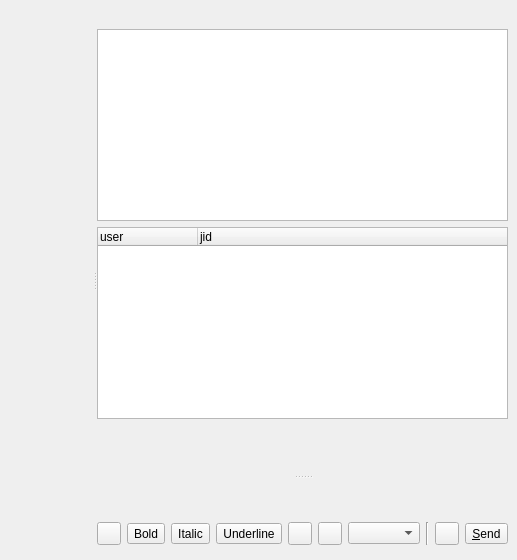
Qt form plugins/jgames/jgameswidget.ui (xmpp-graveyard/jabbim) before a commit.
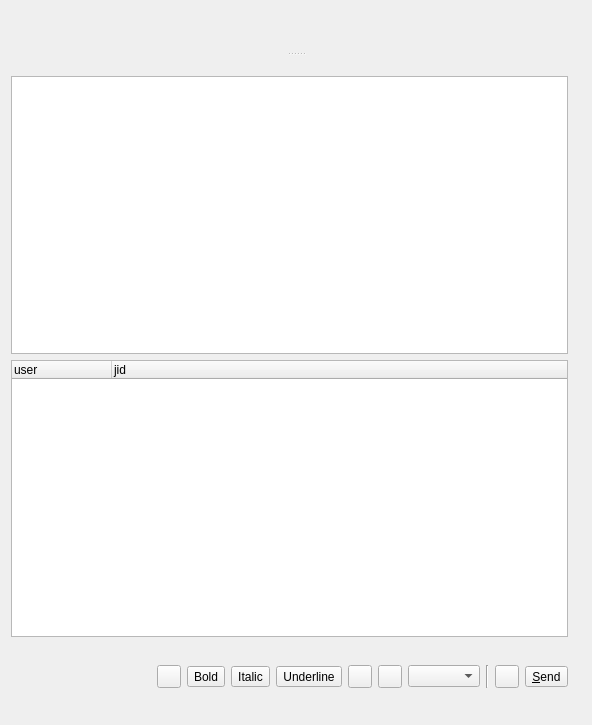
The same form after that commit. Icons and pictures are not drawn.

Commit message: uprava UI pro JGames

What changed in the file:
```diff
--- a/plugins/jgames/jgameswidget.ui
+++ b/plugins/jgames/jgameswidget.ui
@@ -5,8 +5,8 @@
    <rect>
     <x>0</x>
     <y>0</y>
-    <width>517</width>
-    <height>560</height>
+    <width>592</width>
+    <height>725</height>
    </rect>
   </property>
   <property name="focusPolicy" >
@@ -15,44 +15,30 @@
   <property name="windowTitle" >
    <string>Form</string>
   </property>
-  <layout class="QGridLayout" >
-   <property name="margin" >
-    <number>9</number>
-   </property>
-   <property name="spacing" >
-    <number>6</number>
-   </property>
-   <item rowspan="2" row="0" column="0" colspan="2" >
-    <widget class="QSplitter" name="splitter_2" >
+  <layout class="QGridLayout" name="gridLayout_2" >
+   <item row="0" column="0" >
+    <widget class="QSplitter" name="splitter" >
      <property name="orientation" >
-      <enum>Qt::Horizontal</enum>
+      <enum>Qt::Vertical</enum>
      </property>
      <widget class="QWidget" native="1" name="gameWidget" >
       <property name="sizePolicy" >
-       <sizepolicy>
-        <hsizetype>7</hsizetype>
-        <vsizetype>7</vsizetype>
+       <sizepolicy vsizetype="Expanding" hsizetype="Expanding" >
         <horstretch>0</horstretch>
         <verstretch>0</verstretch>
        </sizepolicy>
       </property>
      </widget>
      <widget class="QWidget" name="" >
-      <layout class="QVBoxLayout" >
-       <property name="margin" >
-        <number>0</number>
-       </property>
-       <property name="spacing" >
-        <number>6</number>
-       </property>
-       <item>
+      <layout class="QGridLayout" name="gridLayout" >
+       <item row="0" column="0" >
         <widget class="QLabel" name="disco_info" >
          <property name="text" >
           <string/>
          </property>
         </widget>
        </item>
-       <item>
+       <item row="1" column="0" >
         <widget class="QTextBrowser" name="info" >
          <property name="minimumSize" >
           <size>
@@ -68,7 +54,7 @@
          </property>
         </widget>
        </item>
-       <item>
+       <item row="2" column="0" >
         <widget class="QTreeWidget" name="users" >
          <property name="horizontalScrollBarPolicy" >
           <enum>Qt::ScrollBarAlwaysOff</enum>
@@ -97,20 +83,19 @@
          </column>
         </widget>
        </item>
-       <item>
-        <widget class="QSplitter" name="splitter" >
-         <property name="orientation" >
-          <enum>Qt::Vertical</enum>
-         </property>
-         <widget class="QWidget" native="1" name="viewWidget" />
-         <widget class="QWidget" name="layoutWidget" >
-          <layout class="QVBoxLayout" >
-           <property name="margin" >
-            <number>0</number>
-           </property>
+       <item row="3" column="0" >
+        <layout class="QVBoxLayout" name="verticalLayout" >
+         <item>
+          <widget class="QWidget" native="1" name="viewWidget" />
+         </item>
+         <item>
+          <layout class="QVBoxLayout" name="editLayout" >
            <property name="spacing" >
             <number>6</number>
            </property>
+           <property name="margin" >
+            <number>0</number>
+           </property>
            <item>
             <widget class="QWidget" native="1" name="lineWidget" >
              <property name="minimumSize" >
@@ -123,12 +108,12 @@
            </item>
            <item>
             <layout class="QHBoxLayout" >
-             <property name="margin" >
-              <number>0</number>
-             </property>
              <property name="spacing" >
               <number>6</number>
              </property>
+             <property name="margin" >
+              <number>0</number>
+             </property>
              <item>
               <spacer>
                <property name="orientation" >
@@ -274,31 +259,31 @@
             </layout>
            </item>
           </layout>
-         </widget>
+         </item>
+        </layout>
+       </item>
+       <item row="4" column="0" >
+        <widget class="QWidget" native="1" name="pluginWidget" >
+         <zorder>selfAvatar</zorder>
         </widget>
        </item>
-       <item>
-        <widget class="QWidget" native="1" name="pluginWidget" />
+       <item row="5" column="1" >
+        <widget class="QLabel" name="selfAvatar" >
+         <property name="sizePolicy" >
+          <sizepolicy vsizetype="Fixed" hsizetype="Fixed" >
+           <horstretch>0</horstretch>
+           <verstretch>0</verstretch>
+          </sizepolicy>
+         </property>
+         <property name="text" >
+          <string/>
+         </property>
+        </widget>
        </item>
       </layout>
      </widget>
     </widget>
    </item>
-   <item row="1" column="1" >
-    <widget class="QLabel" name="selfAvatar" >
-     <property name="sizePolicy" >
-      <sizepolicy>
-       <hsizetype>0</hsizetype>
-       <vsizetype>0</vsizetype>
-       <horstretch>0</horstretch>
-       <verstretch>0</verstretch>
-      </sizepolicy>
-     </property>
-     <property name="text" >
-      <string/>
-     </property>
-    </widget>
-   </item>
   </layout>
  </widget>
  <resources/>
```
Left out of the diff: 23 changed lines with no effect on the pictures. The commit also changes 2 other files.
